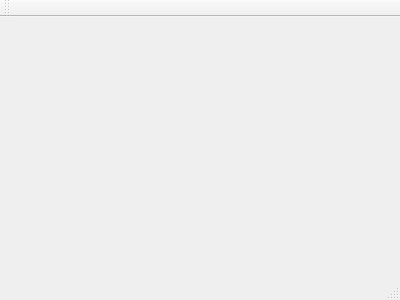
Old version of the form mainwindow.ui in the repository sadovskiy/comport.
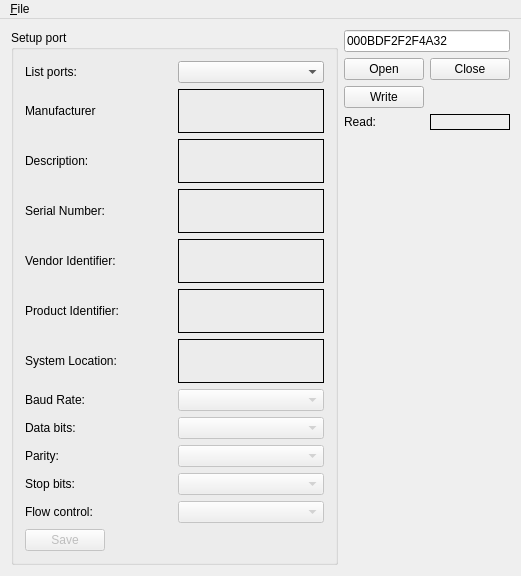
New version of the form.

Commit message: Сделано подключение к порту, его настройка и отправлка/получение данных. Работает в Windows.

What changed in the file:
```diff
--- a/mainwindow.ui
+++ b/mainwindow.ui
@@ -1,24 +1,407 @@
 <ui version="4.0">
  <class>MainWindow</class>
- <widget class="QMainWindow" name="MainWindow" >
-  <property name="geometry" >
+ <widget class="QMainWindow" name="MainWindow">
+  <property name="geometry">
    <rect>
     <x>0</x>
     <y>0</y>
-    <width>400</width>
-    <height>300</height>
+    <width>521</width>
+    <height>576</height>
    </rect>
   </property>
   <property name="windowTitle" >
    <string>MainWindow</string>
   </property>
-  <widget class="QMenuBar" name="menuBar" />
-  <widget class="QToolBar" name="mainToolBar" />
-  <widget class="QWidget" name="centralWidget" />
-  <widget class="QStatusBar" name="statusBar" />
+  <widget class="QWidget" name="centralWidget">
+   <layout class="QGridLayout" name="gridLayout_3">
+    <item row="0" column="0">
+     <widget class="QGroupBox" name="setupPortGroupBox">
+      <property name="title">
+       <string>Setup port</string>
+      </property>
+      <layout class="QGridLayout" name="gridLayout">
+       <item row="0" column="0">
+        <layout class="QVBoxLayout" name="portsVerticalLayout">
+         <item>
+          <layout class="QHBoxLayout" name="listPortsHorizontalLayout">
+           <item>
+            <widget class="QLabel" name="portsLabel">
+             <property name="text">
+              <string>List ports: </string>
+             </property>
+            </widget>
+           </item>
+           <item>
+            <widget class="QComboBox" name="portsComboBox"/>
+           </item>
+          </layout>
+         </item>
+         <item>
+          <layout class="QHBoxLayout" name="manufacturerHorizontalLayout">
+           <item>
+            <widget class="QLabel" name="manufacturerLabel">
+             <property name="text">
+              <string>Manufacturer</string>
+             </property>
+            </widget>
+           </item>
+           <item>
+            <widget class="QLabel" name="manufacturerValueLabel">
+             <property name="frameShape">
+              <enum>QFrame::Box</enum>
+             </property>
+             <property name="text">
+              <string/>
+             </property>
+            </widget>
+           </item>
+          </layout>
+         </item>
+         <item>
+          <layout class="QHBoxLayout" name="descriptionHorizontalLayout">
+           <item>
+            <widget class="QLabel" name="descriptionLabel">
+             <property name="text">
+              <string>Description: </string>
+             </property>
+            </widget>
+           </item>
+           <item>
+            <widget class="QLabel" name="descriptionValueLabel">
+             <property name="frameShape">
+              <enum>QFrame::Box</enum>
+             </property>
+             <property name="text">
+              <string/>
+             </property>
+            </widget>
+           </item>
+          </layout>
+         </item>
+         <item>
+          <layout class="QHBoxLayout" name="serialNumberHorizontalLayout">
+           <item>
+            <widget class="QLabel" name="serialNumberLabel">
+             <property name="text">
+              <string>Serial Number: </string>
+             </property>
+            </widget>
+           </item>
+           <item>
+            <widget class="QLabel" name="serialNumberValueLabel">
+             <property name="frameShape">
+              <enum>QFrame::Box</enum>
+             </property>
+             <property name="text">
+              <string/>
+             </property>
+            </widget>
+           </item>
+          </layout>
+         </item>
+         <item>
+          <layout class="QHBoxLayout" name="vendorIdentifierHorizontalLayout">
+           <item>
+            <widget class="QLabel" name="vendorIdentifierLabel">
+             <property name="text">
+              <string>Vendor Identifier: </string>
+             </property>
+            </widget>
+           </item>
+           <item>
+            <widget class="QLabel" name="vendorIdentifierValueLabel">
+             <property name="frameShape">
+              <enum>QFrame::Box</enum>
+             </property>
+             <property name="text">
+              <string/>
+             </property>
+            </widget>
+           </item>
+          </layout>
+         </item>
+         <item>
+          <layout class="QHBoxLayout" name="productIdentifierHorizontalLayout">
+           <item>
+            <widget class="QLabel" name="productIdentifierLabel">
+             <property name="text">
+              <string>Product Identifier: </string>
+             </property>
+            </widget>
+           </item>
+           <item>
+            <widget class="QLabel" name="productIdentifierValueLabel">
+             <property name="frameShape">
+              <enum>QFrame::Box</enum>
+             </property>
+             <property name="text">
+              <string/>
+             </property>
+            </widget>
+           </item>
+          </layout>
+         </item>
+         <item>
+          <layout class="QHBoxLayout" name="systemLocationHorizontalLayout">
+           <item>
+            <widget class="QLabel" name="systemLocationLabel">
+             <property name="text">
+              <string>System Location: </string>
+             </property>
+            </widget>
+           </item>
+           <item>
+            <widget class="QLabel" name="systemLocationValueLabel">
+             <property name="frameShape">
+              <enum>QFrame::Box</enum>
+             </property>
+             <property name="text">
+              <string/>
+             </property>
+            </widget>
+           </item>
+          </layout>
+         </item>
+        </layout>
+       </item>
+       <item row="1" column="0">
+        <layout class="QHBoxLayout" name="baudRateHorizontalLayout">
+         <item>
+          <widget class="QLabel" name="baudRateLabel">
+           <property name="text">
+            <string>Baud Rate: </string>
+           </property>
+          </widget>
+         </item>
+         <item>
+          <widget class="QComboBox" name="baudRateComboBox">
+           <property name="enabled">
+            <bool>false</bool>
+           </property>
+          </widget>
+         </item>
+        </layout>
+       </item>
+       <item row="2" column="0">
+        <layout class="QHBoxLayout" name="dataBitsHorizontalLayout">
+         <item>
+          <widget class="QLabel" name="dataBitsLabel">
+           <property name="text">
+            <string>Data bits: </string>
+           </property>
+          </widget>
+         </item>
+         <item>
+          <widget class="QComboBox" name="dataBitsComboBox">
+           <property name="enabled">
+            <bool>false</bool>
+           </property>
+          </widget>
+         </item>
+        </layout>
+       </item>
+       <item row="3" column="0">
+        <layout class="QHBoxLayout" name="parityHorizontalLayout">
+         <item>
+          <widget class="QLabel" name="parityLabel">
+           <property name="text">
+            <string>Parity: </string>
+           </property>
+          </widget>
+         </item>
+         <item>
+          <widget class="QComboBox" name="parityComboBox">
+           <property name="enabled">
+            <bool>false</bool>
+           </property>
+          </widget>
+         </item>
+        </layout>
+       </item>
+       <item row="4" column="0">
+        <layout class="QHBoxLayout" name="stopBitsHorizontalLayout">
+         <item>
+          <widget class="QLabel" name="stopBitsLabel">
+           <property name="text">
+            <string>Stop bits: </string>
+           </property>
+          </widget>
+         </item>
+         <item>
+          <widget class="QComboBox" name="stopBitsComboBox">
+           <property name="enabled">
+            <bool>false</bool>
+           </property>
+          </widget>
+         </item>
+        </layout>
+       </item>
+       <item row="5" column="0">
+        <layout class="QHBoxLayout" name="flowControlHorizontalLayout">
+         <item>
+          <widget class="QLabel" name="flowControlLabel">
+           <property name="text">
+            <string>Flow control: </string>
+           </property>
+          </widget>
+         </item>
+         <item>
+          <widget class="QComboBox" name="flowControlComboBox">
+           <property name="enabled">
+            <bool>false</bool>
+           </property>
+          </widget>
+         </item>
+        </layout>
+       </item>
+       <item row="6" column="0">
+        <layout class="QHBoxLayout" name="horizontalLayout">
+         <item>
+          <widget class="QPushButton" name="savePushButton">
+           <property name="enabled">
+            <bool>false</bool>
+           </property>
+           <property name="text">
+            <string>Save</string>
+           </property>
+          </widget>
+         </item>
+         <item>
+          <spacer name="saveHorizontalSpacer">
+           <property name="orientation">
+            <enum>Qt::Horizontal</enum>
+           </property>
+           <property name="sizeHint" stdset="0">
+            <size>
+             <width>40</width>
+             <height>20</height>
+            </size>
+           </property>
+          </spacer>
+         </item>
+        </layout>
+       </item>
+      </layout>
+     </widget>
+    </item>
+    <item row="0" column="1">
+     <layout class="QGridLayout" name="gridLayout_2">
+      <item row="1" column="0" colspan="2">
+       <layout class="QHBoxLayout" name="openClosePortHorizontalLayout">
+        <item>
+         <widget class="QPushButton" name="openPushButton">
+          <property name="text">
+           <string>Open</string>
+          </property>
+         </widget>
+        </item>
+        <item>
+         <widget class="QPushButton" name="closePushButton">
+          <property name="text">
+           <string>Close</string>
+          </property>
+         </widget>
+        </item>
+       </layout>
+      </item>
+      <item row="2" column="0" colspan="2">
+       <layout class="QHBoxLayout" name="writeHorizontalLayout">
+        <item>
+         <widget class="QPushButton" name="writePushButton">
+          <property name="text">
+           <string>Write</string>
+          </property>
+         </widget>
+        </item>
+        <item>
+         <spacer name="writeHorizontalSpacer">
+          <property name="orientation">
+           <enum>Qt::Horizontal</enum>
+          </property>
+          <property name="sizeHint" stdset="0">
+           <size>
+            <width>40</width>
+            <height>20</height>
+           </size>
+          </property>
+         </spacer>
+        </item>
+       </layout>
+      </item>
+      <item row="3" column="1">
+       <widget class="QLabel" name="readValueLabel">
+        <property name="frameShape">
+         <enum>QFrame::Box</enum>
+        </property>
+        <property name="frameShadow">
+         <enum>QFrame::Plain</enum>
+        </property>
+        <property name="text">
+         <string/>
+        </property>
+       </widget>
+      </item>
+      <item row="3" column="0">
+       <widget class="QLabel" name="readLabel">
+        <property name="text">
+         <string>Read: </string>
+        </property>
+       </widget>
+      </item>
+      <item row="4" column="1">
+       <spacer name="verticalSpacer">
+        <property name="orientation">
+         <enum>Qt::Vertical</enum>
+        </property>
+        <property name="sizeHint" stdset="0">
+         <size>
+          <width>20</width>
+          <height>40</height>
+         </size>
+        </property>
+       </spacer>
+      </item>
+      <item row="0" column="0" colspan="2">
+       <widget class="QLineEdit" name="writeDataInPortLineEdit">
+        <property name="text">
+         <string>000BDF2F2F4A32</string>
+        </property>
+       </widget>
+      </item>
+     </layout>
+    </item>
+   </layout>
+  </widget>
+  <widget class="QMenuBar" name="menuBar">
+   <property name="geometry">
+    <rect>
+     <x>0</x>
+     <y>0</y>
+     <width>521</width>
+     <height>30</height>
+    </rect>
+   </property>
+   <widget class="QMenu" name="menuFile">
+    <property name="title">
+     <string>&amp;File</string>
+    </property>
+    <addaction name="actionExit"/>
+   </widget>
+   <addaction name="menuFile"/>
+  </widget>
+  <action name="actionExit">
+   <property name="text">
+    <string>E&amp;xit</string>
+   </property>
+   <property name="toolTip">
+    <string>Exit the program</string>
+   </property>
+   <property name="shortcut">
+    <string>Ctrl+Q</string>
+   </property>
+  </action>
  </widget>
- <layoutDefault spacing="6" margin="11" />
- <pixmapfunction></pixmapfunction>
+ <layoutdefault spacing="6" margin="11"/>
  <resources/>
  <connections/>
 </ui>
```
Left out of the diff: 22 changed lines with no effect on the pictures. The commit also changes 6 other files.
